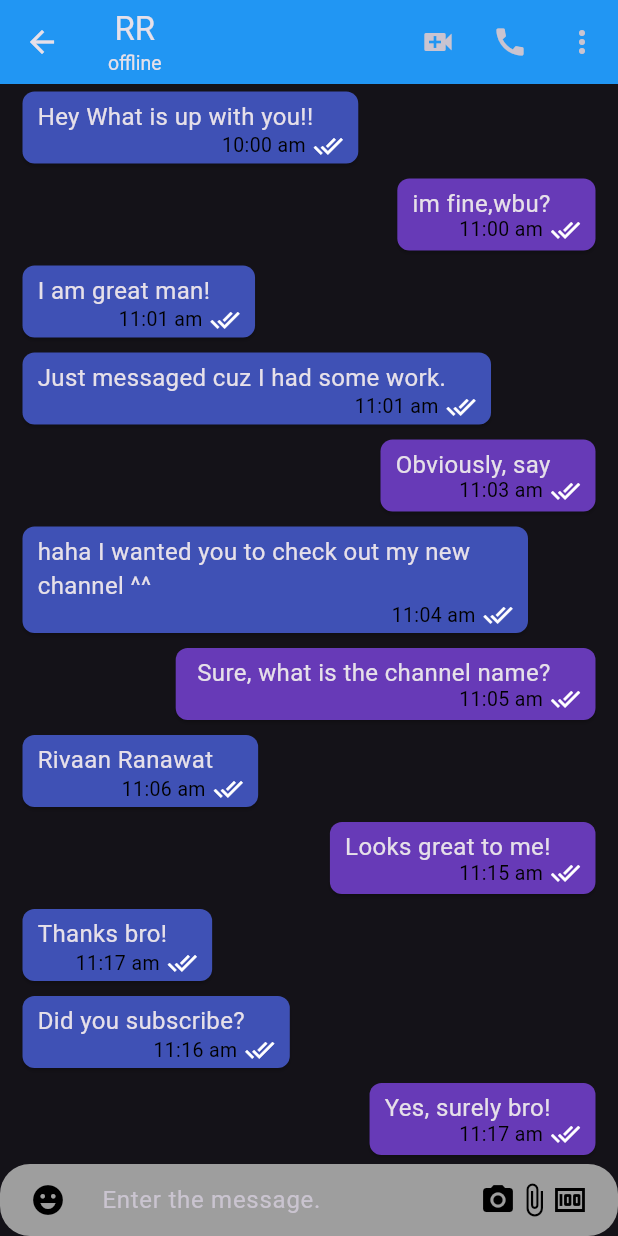
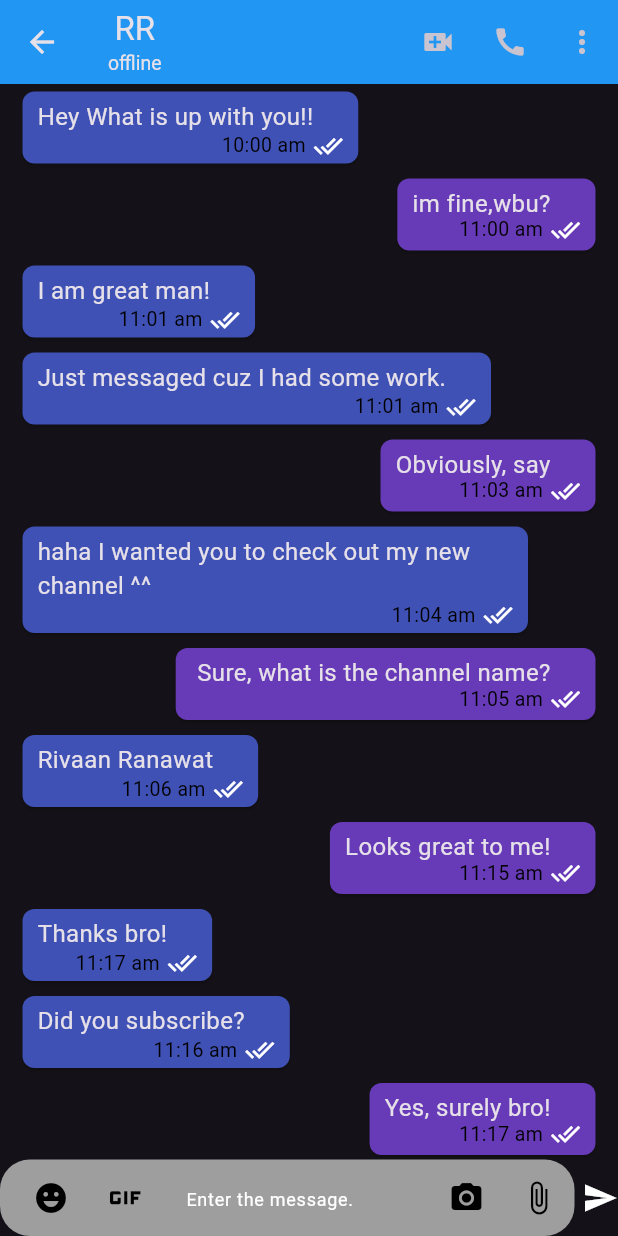
Before and after one commit to Abi27052000/LinkWave, a Flutter app: the MobileChatScreen screen opened directly, on a phone screen of 412 x 824 dp. Run offline on Flutter 3.47's test engine with Material 3 defaults, Android fonts, the light colour scheme and no system bars; our stand-ins replace cloud_firestore, country_picker, firebase_auth, firebase_core, firebase_storage, flutter_contacts and 2 more; accounts and stored records are empty.

Commit message:
Modifying bottom chat screen

```diff
--- a/lib/Widgets/contacts_list.dart
+++ b/lib/Widgets/contacts_list.dart
@@ -1,5 +1,5 @@
 import 'package:flutter/material.dart';
-import 'package:linkwave/Screen/mobile_chat_screen.dart';
+import 'package:linkwave/features/chat/Screens/mobile_chat_screen.dart';
 
 import 'package:linkwave/info.dart';
 
--- a/lib/Screen/mobile_chat_screen.dart
+++ b/lib/features/chat/Screens/mobile_chat_screen.dart
@@ -5,6 +5,7 @@ import 'package:flutter_riverpod/flutter_riverpod.dart';
 import 'package:linkwave/Widgets/chat_list.dart';
 import 'package:linkwave/common/widgets/loader.dart';
 import 'package:linkwave/features/auth/controller/auth_controller.dart';
+import 'package:linkwave/features/chat/widgets/bottom_chat_field.dart';
 import 'package:linkwave/models/user_models.dart';
 
 class MobileChatScreen extends ConsumerWidget {
@@ -62,48 +63,7 @@ class MobileChatScreen extends ConsumerWidget {
           const Expanded(
             child: ChatList(),
           ),
-          TextField(
-            decoration: InputDecoration(
-                filled: true,
-                fillColor: Colors.grey,
-                prefixIcon: const Padding(
-                  padding: EdgeInsets.symmetric(
-                    horizontal: 20,
-                  ),
-                  child: Icon(
-                    Icons.emoji_emotions,
-                    color: Colors.black,
-                  ),
-                ),
-                suffixIcon: Padding(
-                  padding: EdgeInsets.symmetric(horizontal: 20),
-                  child: Row(
-                    mainAxisSize: MainAxisSize.min,
-                    mainAxisAlignment: MainAxisAlignment.end,
-                    children: [
-                      Icon(
-                        Icons.camera_alt,
-                        color: Colors.black,
-                      ),
-                      Icon(
-                        Icons.attach_file,
-                        color: Colors.black,
-                      ),
-                      Icon(
-                        Icons.money,
-                        color: Colors.black,
-                      ),
-                    ],
-                  ),
-                ),
-                hintText: 'Enter the message.',
-                border: OutlineInputBorder(
-                  borderRadius: BorderRadius.circular(20),
-                  borderSide:
-                      const BorderSide(width: 0, style: BorderStyle.none),
-                ),
-                contentPadding: const EdgeInsets.all(10)),
-          )
+          BottomChatField()
         ],
       ),
     );
--- /dev/null
+++ b/lib/features/chat/widgets/bottom_chat_field.dart
@@ -0,0 +1,82 @@
+import 'package:flutter/material.dart';
+
+class BottomChatField extends StatelessWidget {
+  const BottomChatField({
+    super.key,
+  });
+
+  @override
+  Widget build(BuildContext context) {
+    return Row(
+      children: [
+        Expanded(
+          child: TextField(
+            decoration: InputDecoration(
+                filled: true,
+                fillColor: Colors.grey,
+                prefixIcon: Padding(
+                  padding: const EdgeInsets.symmetric(horizontal: 10),
+                  child: SizedBox(
+                    width: 100,
+                    child: Row(
+                      children: [
+                        IconButton(
+                          onPressed: () {},
+                          icon: const Icon(
+                            Icons.emoji_emotions,
+                            color: Colors.black,
+                          ),
+                        ),
+                        IconButton(
+                          onPressed: () {},
+                          icon: const Icon(
+                            Icons.gif,
+                            color: Colors.black,
+                            size: 35,
+                          ),
+                        )
+                      ],
+                    ),
+                  ),
+                ),
+                suffixIcon: SizedBox(
+                  width: 100,
+                  child: Row(
+                    mainAxisSize: MainAxisSize.min,
+                    mainAxisAlignment: MainAxisAlignment.end,
+                    children: [
+                      IconButton(
+                        onPressed: () {},
+                        icon: const Icon(
+                          Icons.camera_alt,
+                          color: Colors.black,
+                        ),
+                      ),
+                      IconButton(
+                        onPressed: () {},
+                        icon: const Icon(
+                          Icons.attach_file,
+                          color: Colors.black,
+                        ),
+                      ),
+                    ],
+                  ),
+                ),
+                hintText: 'Enter the message.',
+                hintStyle: const TextStyle(color: Colors.white, fontSize: 12),
+                border: OutlineInputBorder(
+                  borderRadius: BorderRadius.circular(20),
+                  borderSide:
+                      const BorderSide(width: 0, style: BorderStyle.none),
+                ),
+                contentPadding: const EdgeInsets.all(10)),
+          ),
+        ),
+        Padding(
+          padding: const EdgeInsets.only(left: 5),
+          child: Icon(Icons.send),
+        )
+      ],
+    );
+  }
+}
--- a/lib/features/select_contacts/repositary/select_contact_repositary.dart
+++ b/lib/features/select_contacts/repositary/select_contact_repositary.dart
@@ -2,7 +2,7 @@ import 'package:cloud_firestore/cloud_firestore.dart';
 import 'package:flutter/material.dart';
 import 'package:flutter_contacts/flutter_contacts.dart';
 import 'package:flutter_riverpod/flutter_riverpod.dart';
-import 'package:linkwave/Screen/mobile_chat_screen.dart';
+import 'package:linkwave/features/chat/Screens/mobile_chat_screen.dart';
 import 'package:linkwave/common/utills/utills.dart';
 import 'package:linkwave/models/user_models.dart';
 
--- a/lib/models/user_models.dart
+++ b/lib/models/user_models.dart
@@ -1,5 +1,5 @@
 // ignore_for_file: public_member_api_docs, sort_constructors_first
-import 'dart:convert';
+//import 'dart:convert';
 
 class UserModel {
   final String name;
--- a/lib/router.dart
+++ b/lib/router.dart
@@ -1,5 +1,5 @@
 import 'package:flutter/material.dart';
-import 'package:linkwave/Screen/mobile_chat_screen.dart';
+import 'package:linkwave/features/chat/Screens/mobile_chat_screen.dart';
 import 'package:linkwave/common/widgets/error.dart';
 import 'package:linkwave/features/auth/screens/login_screen.dart';
 import 'package:linkwave/features/auth/screens/otp_screen.dart';
```
